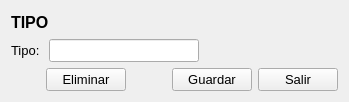
First picture: the form in Producto/tipo.ui, repository radtek/manager, before the edit.
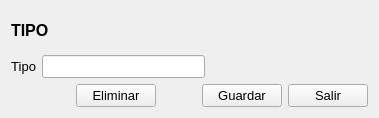
Second picture: the form after the edit. Icons and pictures are not drawn.

Diff of the .ui file:
```diff
--- a/Producto/tipo.ui
+++ b/Producto/tipo.ui
@@ -6,8 +6,8 @@
    <rect>
     <x>0</x>
     <y>0</y>
-    <width>349</width>
-    <height>102</height>
+    <width>379</width>
+    <height>118</height>
    </rect>
   </property>
   <property name="windowTitle">
@@ -55,7 +55,7 @@
         </font>
        </property>
        <property name="text">
-        <string>Tipo: </string>
+        <string>Tipo</string>
        </property>
        <property name="alignment">
         <set>Qt::AlignRight|Qt::AlignTrailing|Qt::AlignVCenter</set>
@@ -117,6 +117,16 @@
        <property name="text">
         <string>Eliminar</string>
        </property>
+       <property name="icon">
+        <iconset resource="../ManagerSystem/iconos.qrc">
+         <normaloff>:/new/Iconos/delete_32.png</normaloff>:/new/Iconos/delete_32.png</iconset>
+       </property>
+       <property name="iconSize">
+        <size>
+         <width>32</width>
+         <height>32</height>
+        </size>
+       </property>
       </widget>
      </item>
      <item>
@@ -145,6 +155,16 @@
        <property name="text">
         <string>Guardar</string>
        </property>
+       <property name="icon">
+        <iconset resource="../ManagerSystem/iconos.qrc">
+         <normaloff>:/new/Iconos/save.png</normaloff>:/new/Iconos/save.png</iconset>
+       </property>
+       <property name="iconSize">
+        <size>
+         <width>32</width>
+         <height>32</height>
+        </size>
+       </property>
       </widget>
      </item>
      <item>
@@ -157,6 +177,16 @@
        <property name="text">
         <string>Salir</string>
        </property>
+       <property name="icon">
+        <iconset resource="../ManagerSystem/iconos.qrc">
+         <normaloff>:/new/Iconos/salir_32.png</normaloff>:/new/Iconos/salir_32.png</iconset>
+       </property>
+       <property name="iconSize">
+        <size>
+         <width>32</width>
+         <height>32</height>
+        </size>
+       </property>
       </widget>
      </item>
     </layout>
```
Left out of the diff: 4 changed lines with no effect on the pictures.
